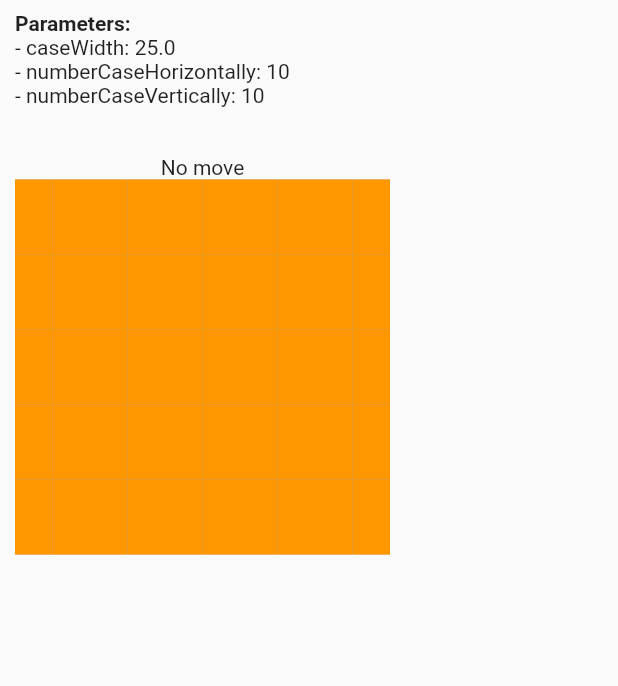
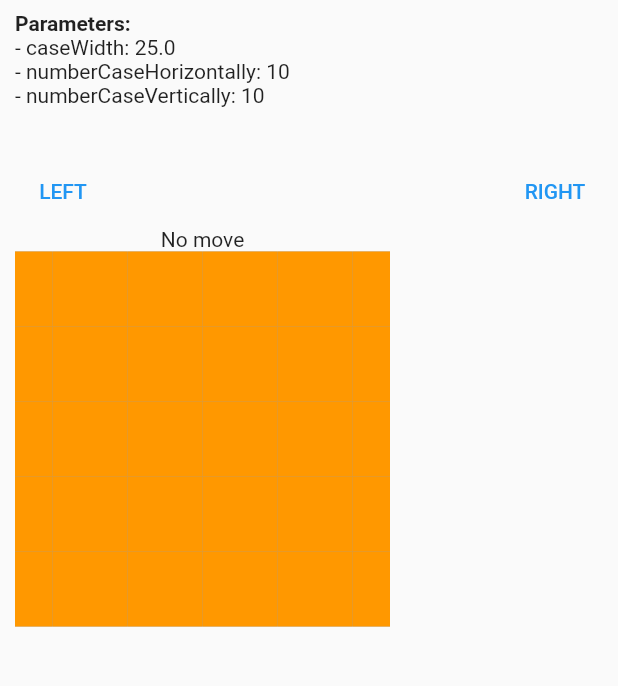
Before and after one commit to Tri7Ratops/flutter_snake, a Flutter app: the first screen one second after launch, on a phone screen of 412 x 824 dp, the part 188-874 px from its top. Run offline on Flutter 3.47's test engine with Material 2 defaults, Android fonts, the phone set to English and light mode, and no system bars; our stand-ins replace equatable.

Commit message:
[~] Add buttons for test purpose (Snake move)

```diff
--- a/lib/screens/home/views/home_page.dart
+++ b/lib/screens/home/views/home_page.dart
@@ -6,9 +6,18 @@ class HomePage extends StatelessWidget {
   final double caseWidth = 25.0;
   final int numberCaseHorizontally = 10;
   final int numberCaseVertically = 10;
+  SnakeGame? snakeGame;
 
   @override
   Widget build(BuildContext context) {
+    if (snakeGame == null) {
+      snakeGame = SnakeGame(
+        caseWidth: caseWidth,
+        numberCaseHorizontally: numberCaseHorizontally,
+        numberCaseVertically: numberCaseVertically,
+      );
+    }
+
     return Column(
       mainAxisAlignment: MainAxisAlignment.start,
       crossAxisAlignment: CrossAxisAlignment.start,
@@ -33,11 +42,20 @@ class HomePage extends StatelessWidget {
         SizedBox(
           height: 32,
         ),
-        SnakeGame(
-          caseWidth: caseWidth,
-          numberCaseHorizontally: numberCaseHorizontally,
-          numberCaseVertically: numberCaseVertically,
+        Row(
+          mainAxisAlignment: MainAxisAlignment.spaceBetween,
+          children: [
+            TextButton(
+              onPressed: () => snakeGame?.nextDirection = SNAKE_MOVE.left,
+              child: Text("LEFT"),
+            ),
+            TextButton(
+              onPressed: () => snakeGame?.nextDirection = SNAKE_MOVE.right,
+              child: Text("RIGHT"),
+            ),
+          ],
         ),
+        snakeGame ?? Text("Not initialized"),
       ],
     );
   }
```
